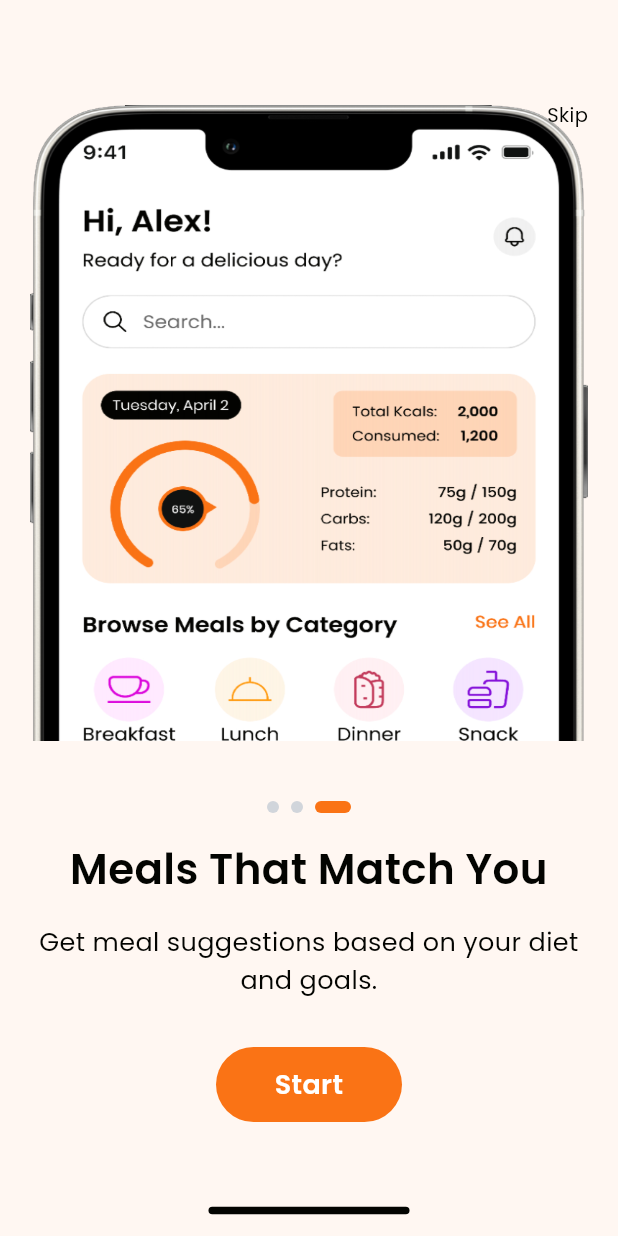
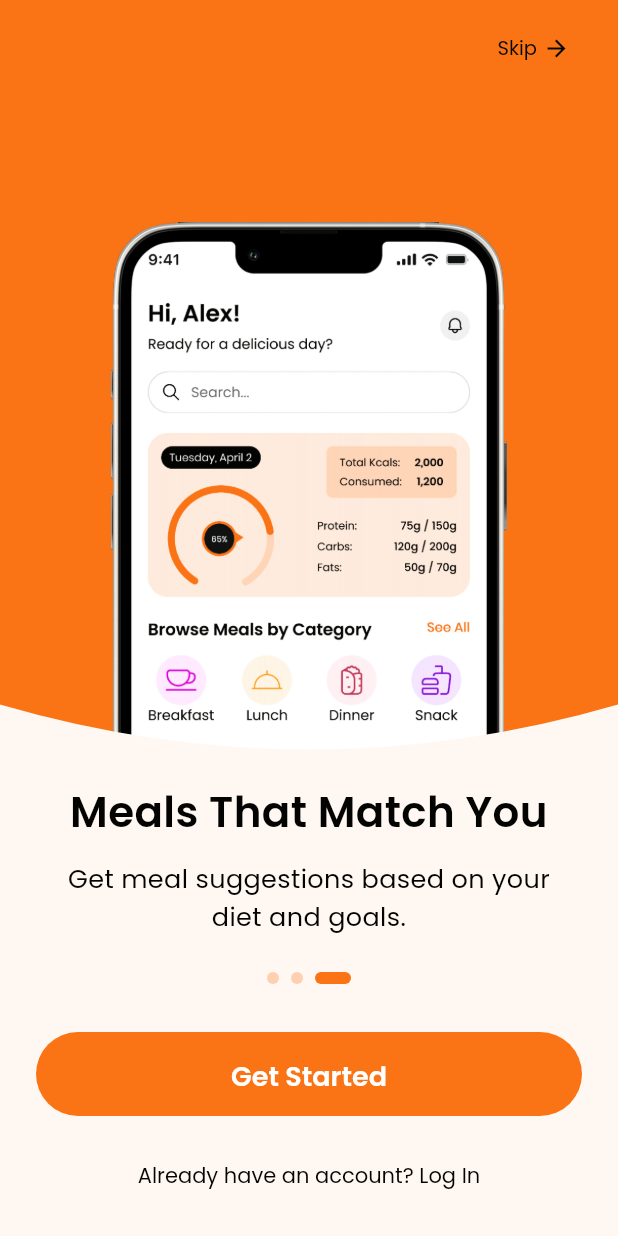
Before and after one commit to rauly2k/Mealee, a Flutter app: the screen it shows after launch, swiped to page 3, on a phone screen of 412 x 824 dp. Run offline on Flutter 3.47's test engine with Material 3 defaults, Android fonts, the phone set to English and light mode, and no system bars; our stand-ins replace cached_network_image, cloud_firestore, connectivity_plus, email_validator, equatable, firebase_auth and 7 more; missing offline and left inert: google_mlkit_barcode_scanning; accounts and stored records are empty; generated files the repository leaves out were written again.

Commit message:
feat: Update onboarding screen UI to match example design
- Add curved top section with orange/primary color (#FA7315)
- Add curved bottom section with cream background (#FFF7F2)
- Implement phone mockup design for displaying images
- Add full-width rounded buttons (56px height) matching example
- Add smooth text animations for slide transitions
- Add "Already have an account? Log In" link at bottom
- Update skip button with arrow icon
- Keep existing images, text, and app color scheme

```diff
--- a/lib/presentation/screens/onboarding/onboarding_screen.dart
+++ b/lib/presentation/screens/onboarding/onboarding_screen.dart
@@ -41,12 +41,6 @@ class _OnboardingScreenState extends State<OnboardingScreen> {
     super.dispose();
   }
 
-  void _onPageChanged(int page) {
-    setState(() {
-      _currentPage = page;
-    });
-  }
-
   void _nextPage() {
     if (_currentPage < _pages.length - 1) {
       _pageController.nextPage(
@@ -58,7 +52,11 @@ class _OnboardingScreenState extends State<OnboardingScreen> {
     }
   }
 
-  void _completeOnboarding() async {
+  void _skipToEnd() {
+    _completeOnboarding();
+  }
+
+  Future<void> _completeOnboarding() async {
     await LocalStorageService.instance.setOnboardingCompleted(true);
     if (mounted) {
       Navigator.of(context).pushReplacement(
@@ -77,66 +75,137 @@ class _OnboardingScreenState extends State<OnboardingScreen> {
       ),
     );
 
-    final screenWidth = MediaQuery.of(context).size.width;
-    final screenHeight = MediaQuery.of(context).size.height;
+    final size = MediaQuery.of(context).size;
 
     return Scaffold(
-      backgroundColor: const Color(0xFFFFF7F2), // Warm cream background
+      backgroundColor: const Color(0xFFFFF7F2),
       body: Stack(
         children: [
-          // Image positioned at top: 111
+          // Orange curved top section
           Positioned(
-            left: 20,
-            top: 70,
+            top: 0,
+            left: 0,
+            right: 0,
+            child: CustomPaint(
+              size: Size(size.width, size.height * 0.7),
+              painter: CurvedTopPainter(
+                color: const Color(0xFFFA7315),
+              ),
+            ),
+          ),
+
+          // Phone mockup
+          Positioned(
+            top: size.height * 0.18,
+            left: 0,
+            right: 0,
             child: SizedBox(
-              width: screenWidth - 40, // 388 on 428px screen = screen - 40
-              height: screenHeight - 140, // 786 height
+              height: size.height * 0.65,
               child: PageView.builder(
                 controller: _pageController,
-                onPageChanged: _onPageChanged,
+                onPageChanged: (index) {
+                  setState(() {
+                    _currentPage = index;
+                  });
+                },
                 itemCount: _pages.length,
                 itemBuilder: (context, index) {
-                  return _OnboardingPage(data: _pages[index]);
+                  return Center(
+                    child: _buildPhoneMockup(_pages[index].imagePath, size),
+                  );
                 },
               ),
             ),
           ),
 
-          // Background overlay at top: 653
+          // Cream bottom overlay (covers bottom half of phone)
           Positioned(
+            bottom: 0,
             left: 0,
-            top: screenHeight - 330, // Increased height for background
-            child: Container(
-              width: screenWidth,
-              height: 330,
-              decoration: const BoxDecoration(color: Color(0xFFFFF7F2)),
+            right: 0,
+            child: CustomPaint(
+              size: Size(size.width, size.height * 0.43),
+              painter: CurvedBottomPainter(
+                color: const Color(0xFFFFF7F2),
+              ),
             ),
           ),
 
-          // Content (text + button) at top: 693
+          // Skip button
+          SafeArea(
+            child: Align(
+              alignment: Alignment.topRight,
+              child: Padding(
+                padding: const EdgeInsets.only(top: 8, right: 16),
+                child: TextButton(
+                  onPressed: _skipToEnd,
+                  style: TextButton.styleFrom(
+                    foregroundColor: const Color(0xFF030401),
+                    padding: const EdgeInsets.symmetric(
+                      horizontal: 16,
+                      vertical: 8,
+                    ),
+                  ),
+                  child: Row(
+                    mainAxisSize: MainAxisSize.min,
+                    children: [
+                      Text(
+                        'Skip',
+                        style: GoogleFonts.poppins(
+                          color: const Color(0xFF030401),
+                          fontSize: 13,
+                          fontWeight: FontWeight.w400,
+                        ),
+                      ),
+                      const SizedBox(width: 4),
+                      const Icon(
+                        Icons.arrow_forward,
+                        color: Color(0xFF030401),
+                        size: 18,
+                      ),
+                    ],
+                  ),
+                ),
+              ),
+            ),
+          ),
+
+          // Bottom content (text and buttons)
           Positioned(
-            left: 20,
-            top: screenHeight - 290, // Moved content higher
-            child: SizedBox(
-              width: screenWidth - 40, // 388
+            bottom: 0,
+            left: 0,
+            right: 0,
+            child: Container(
+              padding: EdgeInsets.fromLTRB(
+                24,
+                40,
+                24,
+                MediaQuery.of(context).padding.bottom + 16,
+              ),
               child: Column(
                 mainAxisSize: MainAxisSize.min,
-                crossAxisAlignment: CrossAxisAlignment.center,
                 children: [
-                  // Page indicator dots
-                  Row(
-                    mainAxisAlignment: MainAxisAlignment.center,
-                    children: List.generate(
-                      _pages.length,
-                      (index) => _buildDot(index),
+                  // Text content with animation
+                  AnimatedSwitcher(
+                    duration: const Duration(milliseconds: 300),
+                    transitionBuilder: (child, animation) {
+                      return FadeTransition(
+                        opacity: animation,
+                        child: SlideTransition(
+                          position: Tween<Offset>(
+                            begin: const Offset(0.3, 0),
+                            end: Offset.zero,
+                          ).animate(animation),
+                          child: child,
                         ),
-                  ),
-                  const SizedBox(height: 16),
-
-                  // Title and Description
-                  SizedBox(
-                    width: screenWidth - 40,
-                    child: Text(
+                      );
+                    },
+                    child: Column(
+                      key: ValueKey<int>(_currentPage),
+                      mainAxisSize: MainAxisSize.min,
+                      children: [
+                        // Title
+                        Text(
                           _pages[_currentPage].title,
                           textAlign: TextAlign.center,
                           style: GoogleFonts.poppins(
@@ -146,10 +215,12 @@ class _OnboardingScreenState extends State<OnboardingScreen> {
                             height: 1.50,
                           ),
                         ),
-                  ),
-                  const SizedBox(height: 16),
-                  SizedBox(
-                    width: screenWidth - 40,
+
+                        const SizedBox(height: 12),
+
+                        // Subtitle
+                        Padding(
+                          padding: const EdgeInsets.symmetric(horizontal: 16),
                           child: Text(
                             _pages[_currentPage].description,
                             textAlign: TextAlign.center,
@@ -161,71 +232,65 @@ class _OnboardingScreenState extends State<OnboardingScreen> {
                             ),
                           ),
                         ),
+
+                        const SizedBox(height: 24),
+
+                        // Page indicators
+                        _buildPageIndicators(),
+                      ],
+                    ),
+                  ),
+
                   const SizedBox(height: 32),
 
-                  // Next button
-                  GestureDetector(
-                    onTap: _nextPage,
-                    child: Container(
-                      width: 124,
-                      height: 50,
-                      decoration: BoxDecoration(
-                        color: const Color(0xFFFA7315),
-                        borderRadius: BorderRadius.circular(80),
+                  // Next/Get Started button
+                  SizedBox(
+                    width: double.infinity,
+                    height: 56,
+                    child: ElevatedButton(
+                      onPressed: _nextPage,
+                      style: ElevatedButton.styleFrom(
+                        backgroundColor: const Color(0xFFFA7315),
+                        foregroundColor: Colors.white,
+                        shape: RoundedRectangleBorder(
+                          borderRadius: BorderRadius.circular(28),
                         ),
-                      child: Center(
+                        elevation: 0,
+                      ),
                       child: Text(
-                          _currentPage == _pages.length - 1 ? 'Start' : 'Next',
-                          textAlign: TextAlign.center,
+                        _currentPage == _pages.length - 1
+                            ? 'Get Started'
+                            : 'Next',
                         style: GoogleFonts.poppins(
                           color: Colors.white,
                           fontSize: 18,
                           fontWeight: FontWeight.w600,
-                            height: 1.50,
-                          ),
-                        ),
-                      ),
-                    ),
-                  ),
-                ],
-              ),
-            ),
-          ),
-
-          // Skip button at top: 67
-          Positioned(
-            right: 20,
-            top: 67,
-            child: GestureDetector(
-              onTap: _completeOnboarding,
-              child: Text(
-                'Skip',
-                textAlign: TextAlign.center,
-                style: GoogleFonts.poppins(
-                  color: const Color(0xFF030401),
-                  fontSize: 13,
-                  fontWeight: FontWeight.w400,
-                  height: 1.46,
                         ),
                       ),
                     ),
                   ),
 
-          // Bottom home indicator
-          Positioned(
-            left: 0,
-            bottom: 0,
-            child: Container(
-              width: screenWidth,
-              height: 34,
-              alignment: Alignment.center,
-              child: Container(
-                width: 134,
-                height: 5,
-                decoration: BoxDecoration(
+                  const SizedBox(height: 16),
+
+                  // Login link
+                  TextButton(
+                    onPressed: () {
+                      // Navigate to login - you can update this to your login route
+                      _completeOnboarding();
+                    },
+                    style: TextButton.styleFrom(
+                      foregroundColor: const Color(0xFF030401),
+                    ),
+                    child: Text(
+                      'Already have an account? Log In',
+                      style: GoogleFonts.poppins(
                         color: const Color(0xFF030401),
-                  borderRadius: BorderRadius.circular(100),
+                        fontSize: 14,
+                        fontWeight: FontWeight.w400,
                       ),
+                    ),
+                  ),
+                ],
               ),
             ),
           ),
@@ -234,36 +299,36 @@ class _OnboardingScreenState extends State<OnboardingScreen> {
     );
   }
 
-  Widget _buildDot(int index) {
-    return Container(
+  Widget _buildPhoneMockup(String imagePath, Size screenSize) {
+    return Image.asset(
+      imagePath,
+      fit: BoxFit.contain,
+      errorBuilder: (context, error, stackTrace) {
+        return Icon(
+          Icons.restaurant_menu,
+          size: 200,
+          color: Colors.grey[400],
+        );
+      },
+    );
+  }
+
+  Widget _buildPageIndicators() {
+    return Row(
+      mainAxisAlignment: MainAxisAlignment.center,
+      children: List.generate(
+        _pages.length,
+        (index) => AnimatedContainer(
+          duration: const Duration(milliseconds: 300),
+          margin: const EdgeInsets.symmetric(horizontal: 4),
+          height: 8,
           width: _currentPage == index ? 24 : 8,
-      height: 8,
-      margin: const EdgeInsets.symmetric(horizontal: 4),
           decoration: BoxDecoration(
             color: _currentPage == index
                 ? const Color(0xFFFA7315)
-            : const Color(0xFFD1D5DB),
+                : const Color(0xFFFA7315).withValues(alpha: 0.3),
             borderRadius: BorderRadius.circular(4),
           ),
-    );
-  }
-}
-
-class _OnboardingPage extends StatelessWidget {
-  final OnboardingData data;
-
-  const _OnboardingPage({required this.data});
-
-  @override
-  Widget build(BuildContext context) {
-    return Container(
-      decoration: BoxDecoration(
-        image: DecorationImage(
-          image: AssetImage(data.imagePath),
-          fit: BoxFit.fill,
-          onError: (exception, stackTrace) {
-            // Error will show grey container instead
-          },
         ),
       ),
     );
@@ -281,3 +346,72 @@ class OnboardingData {
     required this.imagePath,
   });
 }
+
+/// Custom painter for curved orange top section
+class CurvedTopPainter extends CustomPainter {
+  final Color color;
+
+  CurvedTopPainter({required this.color});
+
+  @override
+  void paint(Canvas canvas, Size size) {
+    final paint = Paint()
+      ..color = color
+      ..style = PaintingStyle.fill;
+
+    final path = Path();
+    path.moveTo(0, 0);
+    path.lineTo(0, size.height - 60);
+
+    // Create smooth downward curve
+    path.quadraticBezierTo(
+      size.width / 2,
+      size.height + 20,
+      size.width,
+      size.height - 60,
+    );
+
+    path.lineTo(size.width, 0);
+    path.close();
+
+    canvas.drawPath(path, paint);
+  }
+
+  @override
+  bool shouldRepaint(CurvedTopPainter oldDelegate) => color != oldDelegate.color;
+}
+
+/// Custom painter for curved cream bottom section
+class CurvedBottomPainter extends CustomPainter {
+  final Color color;
+
+  CurvedBottomPainter({required this.color});
+
+  @override
+  void paint(Canvas canvas, Size size) {
+    final paint = Paint()
+      ..color = color
+      ..style = PaintingStyle.fill;
+
+    final path = Path();
+    path.moveTo(0, 0);
+
+    // Create downward curve (semicircle oriented downward)
+    path.quadraticBezierTo(
+      size.width / 2, // control point x (center)
+      60, // control point y (curves downward)
+      size.width, // end point x
+      0, // end point y
+    );
+
+    path.lineTo(size.width, size.height);
+    path.lineTo(0, size.height);
+    path.close();
+
+    canvas.drawPath(path, paint);
+  }
+
+  @override
+  bool shouldRepaint(CurvedBottomPainter oldDelegate) =>
+      color != oldDelegate.color;
+}
```
Lines whose indentation alone changed are shown as unchanged.
